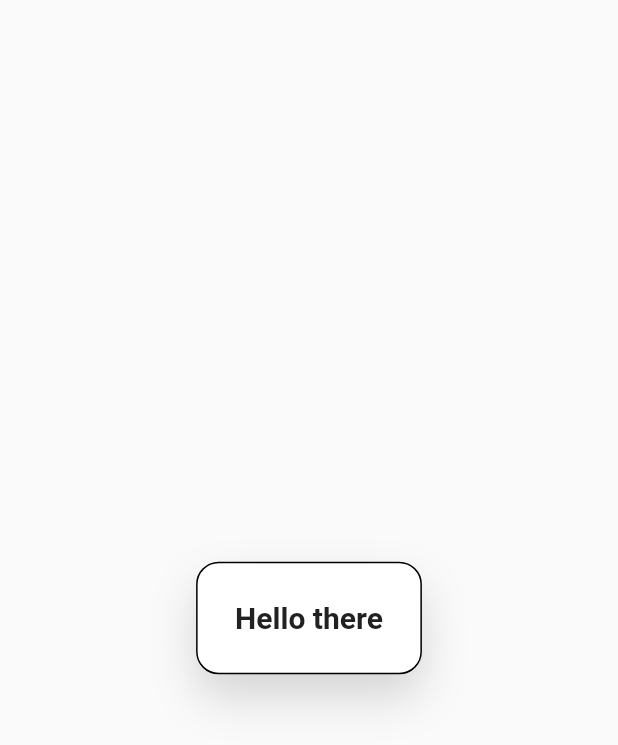
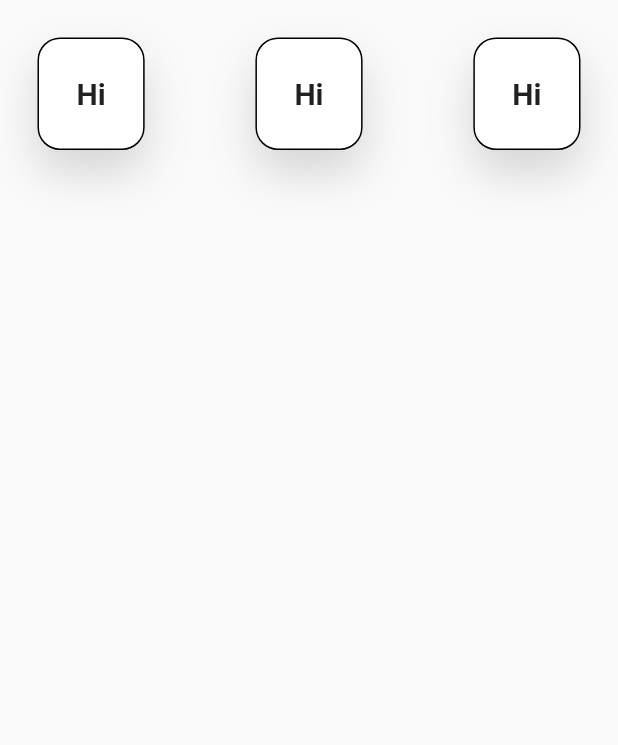
Before and after one commit to chars32/flutter_sideguide, a Flutter app: the screen it shows after launch, on a phone screen of 412 x 824 dp. Shown: the top 745 px of the screen. Run offline on Flutter 3.47's test engine with Material 2 defaults, Android fonts, the light colour scheme and no system bars.

Commit message:
5. Row and Column

```diff
--- a/4.Your first Flutter app/5.Portfolio/my_portfolio/lib/pages/home_page.dart
+++ b/4.Your first Flutter app/5.Portfolio/my_portfolio/lib/pages/home_page.dart
@@ -7,9 +7,20 @@ class HomePage extends StatelessWidget {
   @override
   Widget build(BuildContext context) {
     return Scaffold(
-      body: Center(
-        child: IntroCard(text: 'Hello there',),
+        body: SafeArea(
+      child: SizedBox(
+        width: MediaQuery.of(context).size.width,
+        height: MediaQuery.of(context).size.height,
+        child: Row(
+          mainAxisAlignment: MainAxisAlignment.spaceBetween,
+          crossAxisAlignment: CrossAxisAlignment.start,
+          children: const [
+            IntroCard(text: 'Hi'),
+            IntroCard(text: 'Hi'),
+            IntroCard(text: 'Hi'),
+          ],
+        ),
       ),
-    );
+    ));
   }
 }
--- a/4.Your first Flutter app/5.Portfolio/my_portfolio/lib/widgets/intro_card.dart
+++ b/4.Your first Flutter app/5.Portfolio/my_portfolio/lib/widgets/intro_card.dart
@@ -25,8 +25,7 @@ class IntroCard extends StatelessWidget {
         style: TextStyle(
             color: Colors.grey.shade900,
             fontSize: 20,
-              fontWeight: FontWeight.bold
-            ),
+            fontWeight: FontWeight.bold),
       ),
     );
   }
```
Lines whose indentation alone changed are shown as unchanged.
